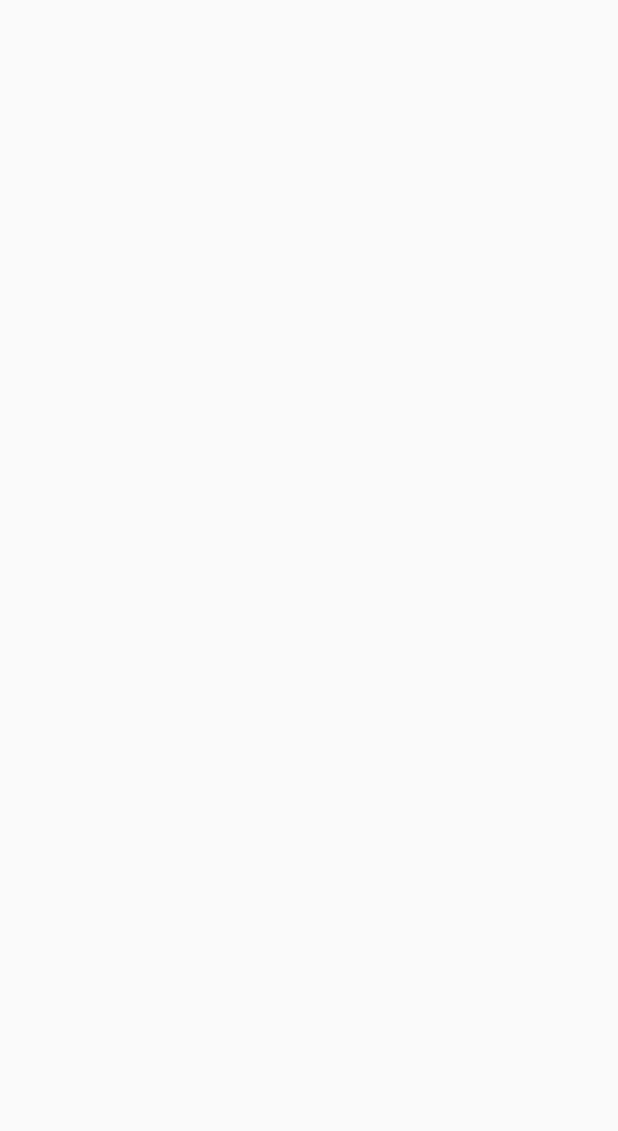
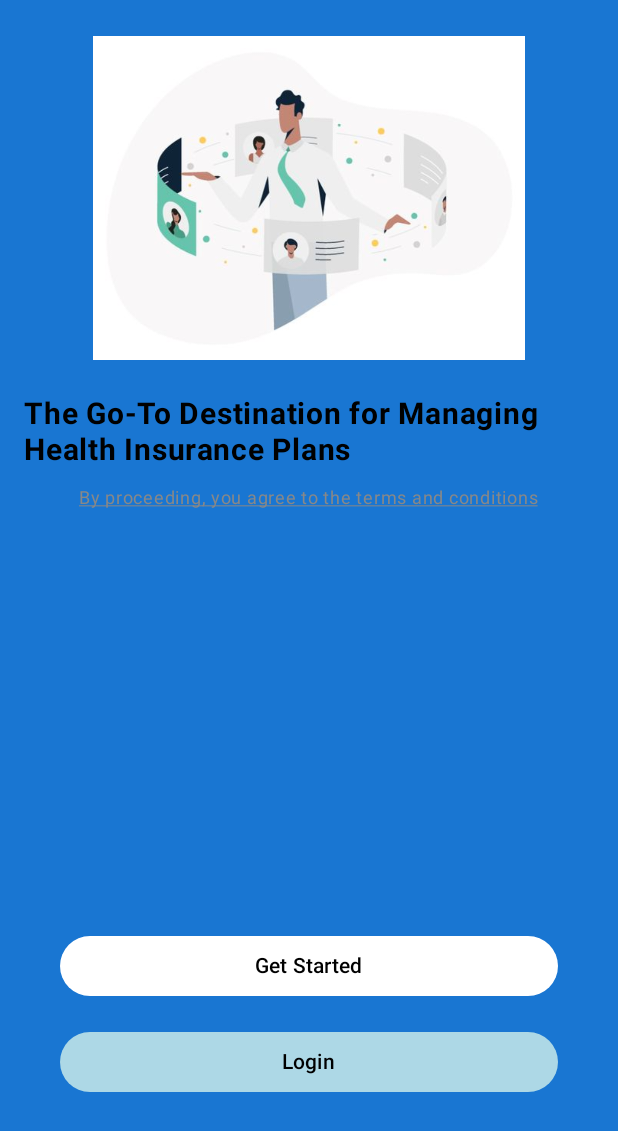
Before and after one commit to njati/UwaziTekV2, an Android app built with Jetpack Compose: the screen it shows after launch (MainActivity), on a phone screen of 412 x 824 dp. Before the commit the part shown is empty. Shown: the top 1131 px of the screen. Run offline under Robolectric (Android 15) with nearby library versions, the phone set to English and light mode, and no system bars.

Commit message:
Fifth Commit.

```diff
--- a/app/src/main/java/com/example/uwazitek/IntroScreen1.kt
+++ b/app/src/main/java/com/example/uwazitek/IntroScreen1.kt
@@ -1,7 +1,8 @@
+package com.example.uwazitek
+
 import androidx.compose.foundation.Image
 import androidx.compose.foundation.clickable
 import androidx.compose.foundation.layout.*
-import androidx.compose.foundation.shape.CircleShape
 import androidx.compose.material3.Button
 import androidx.compose.material3.Surface
 import androidx.compose.material3.Text
@@ -14,11 +15,11 @@ import androidx.compose.ui.text.font.FontWeight
 import androidx.compose.ui.text.style.TextDecoration
 import androidx.compose.ui.unit.dp
 import androidx.compose.ui.unit.sp
-import androidx.navigation.NavController
-import com.example.uwazitek.R
+import androidx.navigation.NavHostController
 
 @Composable
-fun IntroScreen1(navController: NavController) {
+fun IntroScreen1(navController: NavHostController) {
+    Surface(modifier = Modifier.fillMaxSize()) {
         Column(
             modifier = Modifier
                 .fillMaxSize()
@@ -26,16 +27,15 @@ fun IntroScreen1(navController: NavController) {
             verticalArrangement = Arrangement.SpaceBetween,
             horizontalAlignment = Alignment.CenterHorizontally
         ) {
-        // Top Section (2/3 of the screen)
+            // Top Section with Image and Text
             Column(
                 modifier = Modifier
                     .weight(2f)
                     .fillMaxWidth(),
                 horizontalAlignment = Alignment.CenterHorizontally
             ) {
-            // Centered Image
                 Image(
-                painter = painterResource(id = R.drawable.firstsplashscreenimageone), // Replace with your image
+                    painter = painterResource(id = R.drawable.firstsplashscreenimageone), // Replace if needed
                     contentDescription = "App Logo",
                     modifier = Modifier
                         .fillMaxWidth(0.8f)
@@ -44,7 +44,6 @@ fun IntroScreen1(navController: NavController) {
 
                 Spacer(modifier = Modifier.height(16.dp))
 
-            // Main Text
                 Text(
                     text = "The Go-To Destination for Managing Health Insurance Plans",
                     color = Color.Black,
@@ -54,22 +53,16 @@ fun IntroScreen1(navController: NavController) {
 
                 Spacer(modifier = Modifier.height(8.dp))
 
-            // Terms and Conditions Text
                 Text(
                     text = "By proceeding, you agree to the terms and conditions",
                     color = Color.Gray,
-                fontSize = 12.sp
-            )
-            Text(
-                text = "terms and conditions",
-                color = Color.Gray,
                     fontSize = 12.sp,
                     textDecoration = TextDecoration.Underline,
-                modifier = Modifier.clickable { /* Action on terms click */ }
+                    modifier = Modifier.clickable { /* Handle terms click */ }
                 )
             }
 
-        // Bottom Section (1/3 of the screen) with Buttons
+            // Bottom Section with Buttons
             Column(
                 modifier = Modifier
                     .weight(1f)
@@ -77,9 +70,8 @@ fun IntroScreen1(navController: NavController) {
                 horizontalAlignment = Alignment.CenterHorizontally,
                 verticalArrangement = Arrangement.Center
             ) {
-            // Get Started Button
                 Button(
-                onClick = { /* Action for Get Started */ },
+                    onClick = { /* Handle Get Started click */ },
                     modifier = Modifier
                         .fillMaxWidth()
                         .padding(horizontal = 24.dp),
@@ -93,14 +85,13 @@ fun IntroScreen1(navController: NavController) {
 
                 Spacer(modifier = Modifier.height(16.dp))
 
-            // Login Button
                 Button(
-                onClick = { /* Action for Login */ },
+                    onClick = { /* Handle Login click */ },
                     modifier = Modifier
                         .fillMaxWidth()
                         .padding(horizontal = 24.dp),
                     colors = androidx.compose.material3.ButtonDefaults.buttonColors(
-                    containerColor = Color(0xFFADD8E6), // Light blue background
+                        containerColor = Color(0xFFADD8E6),
                         contentColor = Color.Black
                     )
                 ) {
@@ -109,3 +100,4 @@ fun IntroScreen1(navController: NavController) {
             }
         }
     }
+}
--- a/app/src/main/java/com/example/uwazitek/MainActivity.kt
+++ b/app/src/main/java/com/example/uwazitek/MainActivity.kt
@@ -27,28 +27,8 @@ class MainActivity : ComponentActivity() {
 fun SetupNavGraph(navController: NavHostController) {
     NavHost(navController = navController, startDestination = "intro1") {
         composable("intro1") { IntroScreen1(navController) }
-        composable("intro2") { IntroScreen2(navController) }
-        composable("login") { LoginScreen() }
+//        composable("intro2") { IntroScreen2(navController) }
+//        composable("login") { LoginScreen() }
     }
 }
-
-@Composable
-fun IntroScreen1(navController: NavHostController) {
-    Surface {
-        // UI for IntroScreen1
-    }
 }
-
-@Composable
-fun IntroScreen2(navController: NavHostController) {
-    Surface {
-        // UI for IntroScreen2
-    }
-}
-
-@Composable
-fun LoginScreen() {
-    Surface {
-        //UI for LoginScreen
-    }
-}}
```
Lines whose indentation alone changed are shown as unchanged.
